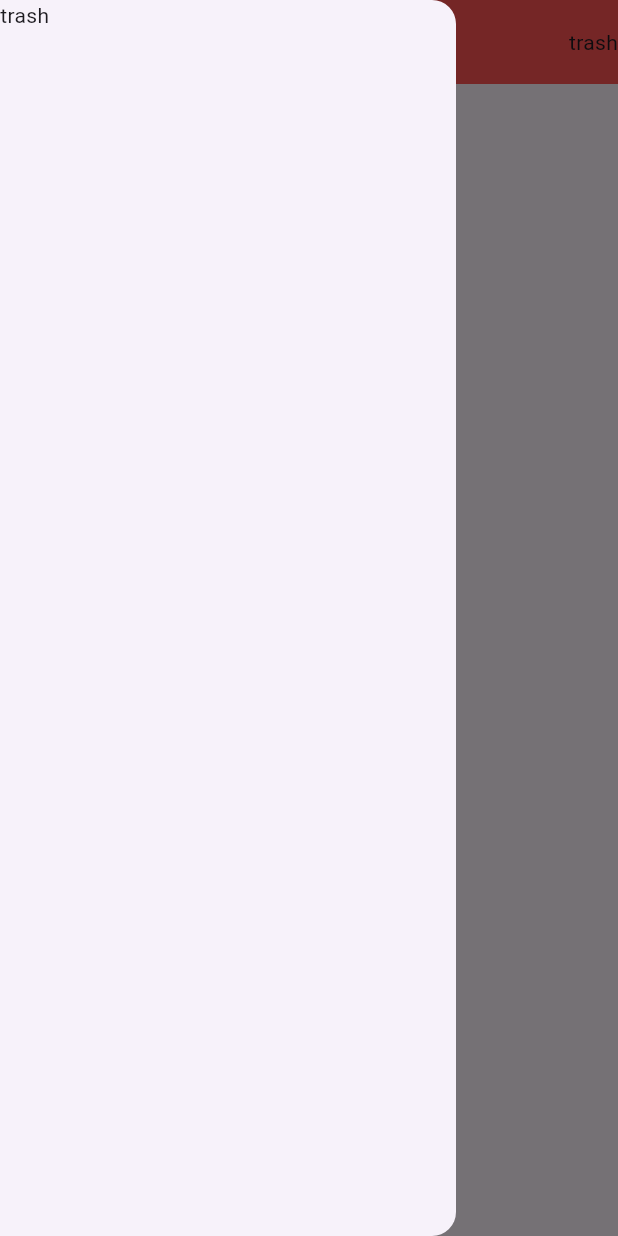
After one commit to AhmedAbdulhameedQahtan/MyNote, a Flutter app: the TrashPage screen opened directly, with the side drawer open, on a phone screen of 412 x 824 dp. The commit adds this screen. Run offline on Flutter 3.47's test engine with Material 3 defaults, Android fonts, the phone set to English and light mode, and no system bars; our stand-ins replace get, image_picker, shared_preferences, sqflite; accounts and stored records are empty.

Commit message:
Add Trash Page
Add Trash Page , Add Trash Table and Favorite Table in Database

```diff
--- a/lib/DL/sqlCommand.dart
+++ b/lib/DL/sqlCommand.dart
@@ -20,10 +20,24 @@ class ConstantSql{
   String selectAllData() {
     return "SELECT * FROM 'mynotes'";
   }
+  String selectAllTrash() {
+    return "SELECT * FROM 'trash'";
+  }
 
   String searchData(String data ) {
     String escapedData = data.replaceAll("'", "''");
     return "SELECT id,note,title FROM 'mynotes' WHERE title LIKE '%$escapedData%' or note LIKE '%$escapedData%'";
   }
 
+  String moveToTrash(int id, String note, String title) {
+    String escapedNote = note.replaceAll("'", "''");
+    String escapedTitle = title.replaceAll("'", "''");
+    return "INSERT INTO trash (id, note, title) VALUES ($id, '$escapedNote', '$escapedTitle')";
+  }
+
+  String selectToDelet(int id) {
+    return "SELECT * FROM 'mynotes' WHERE id =$id";
+  }
+
+
 }
--- /dev/null
+++ b/lib/PL/TrashPage.dart
@@ -0,0 +1,176 @@
+import 'package:flutter/material.dart';
+import 'package:flutter/services.dart';
+import 'package:get/get.dart';
+import 'package:get/get_core/src/get_main.dart';
+
+import '../DL/SqlDb.dart';
+import '../DL/sqlCommand.dart';
+import 'NoteContainer.dart';
+
+class TrashPage extends StatefulWidget {
+  const TrashPage({super.key});
+
+  @override
+  State<TrashPage> createState() => _TrashPageState();
+}
+
+class _TrashPageState extends State<TrashPage> {
+  List storeData = [];
+  ConstantSql sqlQuery = ConstantSql();
+  SqlDb sqlDataBase = SqlDb();
+  bool isloading = true;
+
+  Future readData() async {
+    List<Map<String, dynamic>> dataResponse = await sqlDataBase.readData(sqlQuery.selectAllTrash());
+    storeData.addAll(dataResponse);
+    print("storeData= $storeData");
+    isloading = false;
+    if (mounted) {
+      setState(() {
+        print("setstate of read data from trash is called");
+      });
+    }
+  }
+
+  @override
+  void initState() {
+    print("initstate is called");
+    readData();
+    super.initState();
+  }
+
+  @override
+  Widget build(BuildContext context) {
+    Size size = MediaQuery.of(context).size;
+    return  Scaffold(
+      drawer:const Drawer(
+        child: Text("trash")
+      ),
+
+      appBar: AppBar(
+        systemOverlayStyle: const SystemUiOverlayStyle(
+            statusBarColor: Colors.redAccent,
+            statusBarBrightness: Brightness.light),
+        backgroundColor: Colors.redAccent,
+        actions: const [
+          Text("trash"),
+        ],
+      ),
+      body: NotificationListener<OverscrollIndicatorNotification>(
+          onNotification: (OverscrollIndicatorNotification? overScroll){
+            overScroll!.disallowIndicator();
+            return true;
+          },
+          child: bodyContainer(size)
+      ),
+
+    );
+  }
+  Container bodyContainer(Size size) {
+    return Container(
+      width: size.width,
+      height: size.height,
+      child: ListView(
+        children: [
+          ListView.builder(
+            shrinkWrap: true,
+            physics: const NeverScrollableScrollPhysics(),
+            itemCount: storeData.length,
+            itemBuilder: (BuildContext context, int index) {
+              final Map<String, dynamic> notesData = storeData[index];
+              print("the storeData index ===========${storeData[index]}");
+              print("the num ===========${notesData['note']}");
+              return InkWell(
+                onTap: () {
+                  Get.off(NoteContainer.Details(
+                      notesData['id'], "${notesData['note']}",
+                      "${notesData['title']}"));
+                },
+
+                // onLongPress: () {
+                //   showDialog(
+                //       context: context,
+                //       builder: (BuildContext) {
+                //         return AlertDialog(
+                //           title: const Center(
+                //             child: Text(
+                //               "Delete This Note ?",
+                //               style: TextStyle(
+                //                 fontSize: 16,
+                //                 fontWeight: FontWeight.bold,
+                //                 color: Colors.redAccent,
+                //               ),
+                //             ),
+                //           ),
+                //           actions: [
+                //             TextButton(
+                //               onPressed: () {
+                //                 Get.back();
+                //                 // Navigator.of(context).pop();
+                //               },
+                //               child: const Text(
+                //                 "Cancel",
+                //                 style: TextStyle(
+                //                   fontSize: 16,
+                //                   fontWeight: FontWeight.bold,
+                //                   color: Colors.redAccent,
+                //                 ),
+                //               ),
+                //             ),
+                //             const SizedBox(width: 10),
+                //             TextButton(
+                //               onPressed: () async {
+                //                 // await deleteNoteAndMoveToTrash(sqlDataBase,notesData['id']);
+                //
+                //                 // dynamic deletres = await sqlDataBase.deletData(
+                //                 //     sqlQuery.deletData(notesData['id']));
+                //                 setState(() {
+                //                   // _refreshData();
+                //                   print("***********setstate after delet **********");
+                //                   Get.snackbar("", "Note Delete Successful");
+                //                   Get.back();
+                //                   // Navigator.of(context).pop();
+                //                 });
+                //               },
+                //               child: const Text(
+                //                 "ok",
+                //                 style: TextStyle(
+                //                   fontSize: 16,
+                //                   fontWeight: FontWeight.bold,
+                //                   color: Colors.redAccent,
+                //                 ),
+                //               ),
+                //             ),
+                //            ],
+                //          );
+                //        });
+                // },
+                child: Card(
+                  child: ListTile(
+                    title: Column(
+                      crossAxisAlignment: CrossAxisAlignment.end,
+
+                      children: [
+                        Text("${notesData['title']}",style: const TextStyle(fontWeight: FontWeight.w800,),),
+                        Text(
+                          ("${notesData['note']}".replaceAll(RegExp(r'\s*\n\s*|\s+'), ' ').length <= 30
+                              ? "${notesData['note']}".replaceAll(RegExp(r'\s*\n\s*|\s+'), ' ')
+                              : "${notesData['note']}".replaceAll(RegExp(r'\s*\n\s*|\s+'), ' ').substring(0, 30)),
+                        )
+                        // \s*\n\s*: Matches any whitespace characters followed by a newline character and then followed by more whitespace characters.
+                        // This matches and removes empty lines while considering any leading/trailing whitespace.
+                        // |: OR operator.
+                        // \s+: Matches one or more whitespace characters occurring in the middle of lines.
+                      ],
+
+                    ),
+                  ),
+                ),
+              );
+            },
+          ),
+        ],
+      ),
+    );
+  }
+}
```
Also changed, not shown: lib/DL/SqlDb.dart (+46 -6 lines), lib/PL/NotePage.dart (+40 -8 lines).
